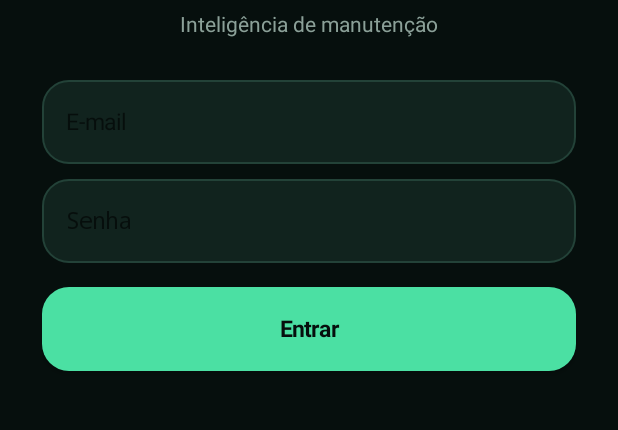
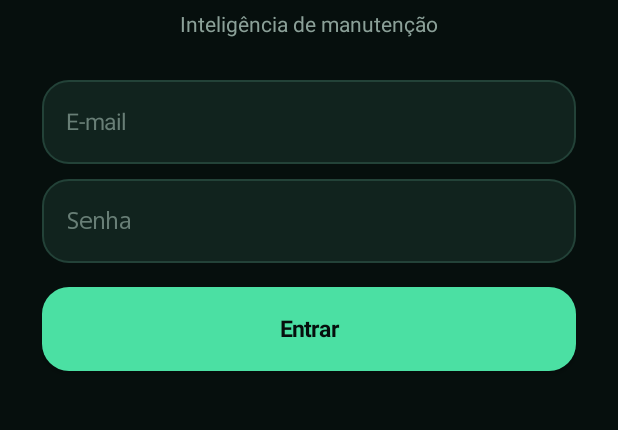
Before and after one commit to luizgonzntx/pcm-aegea, an Android app: the screen it shows after launch (MainActivity), on a phone screen of 412 x 824 dp, the part 527-957 px from its top. Run offline under Robolectric (Android 15) with nearby library versions, the phone set to English and light mode, and no system bars; libraries missing offline, so code that uses them is left out: com.arm.aichat.

Commit message:
fix(manix): resolve Android hint color name collision

```diff
--- a/android/manix/app/src/main/java/br/com/pcm/manix/MainActivity.kt
+++ b/android/manix/app/src/main/java/br/com/pcm/manix/MainActivity.kt
@@ -239,7 +239,7 @@ class MainActivity : AppCompatActivity() {
         }
         prompt = EditText(this).apply {
             hint = "Pergunte sobre a ocorrência…"
-            setHintTextColor(hint)
+            setHintTextColor(hintColor)
             setTextColor(textMain)
             textSize = 15f
             minLines = 1
@@ -396,7 +396,7 @@ class MainActivity : AppCompatActivity() {
     private fun field(hintText: String, type: Int): EditText = EditText(this).apply {
         hint = hintText
         inputType = type
-        setHintTextColor(hint)
+        setHintTextColor(hintColor)
         setTextColor(textMain)
         textSize = 15f
         setPadding(dp(16), 0, dp(16), 0)
@@ -421,7 +421,7 @@ class MainActivity : AppCompatActivity() {
         private val emerald = Color.rgb(75, 224, 163)
         private val textMain = Color.rgb(238, 244, 241)
         private val textMuted = Color.rgb(139, 160, 152)
-        private val hint = Color.rgb(104, 126, 118)
+        private val hintColor = Color.rgb(104, 126, 118)
 
         private const val SYSTEM_PROMPT = """
 Você é MANIX, uma assistente especializada em manutenção industrial, PCM e confiabilidade.
```
